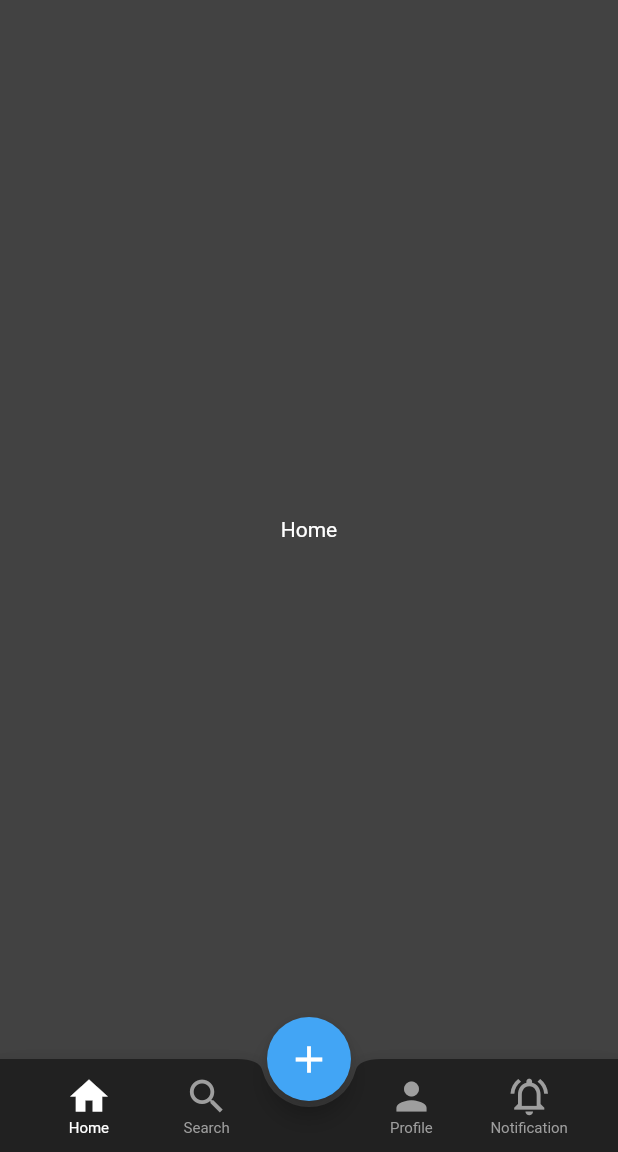
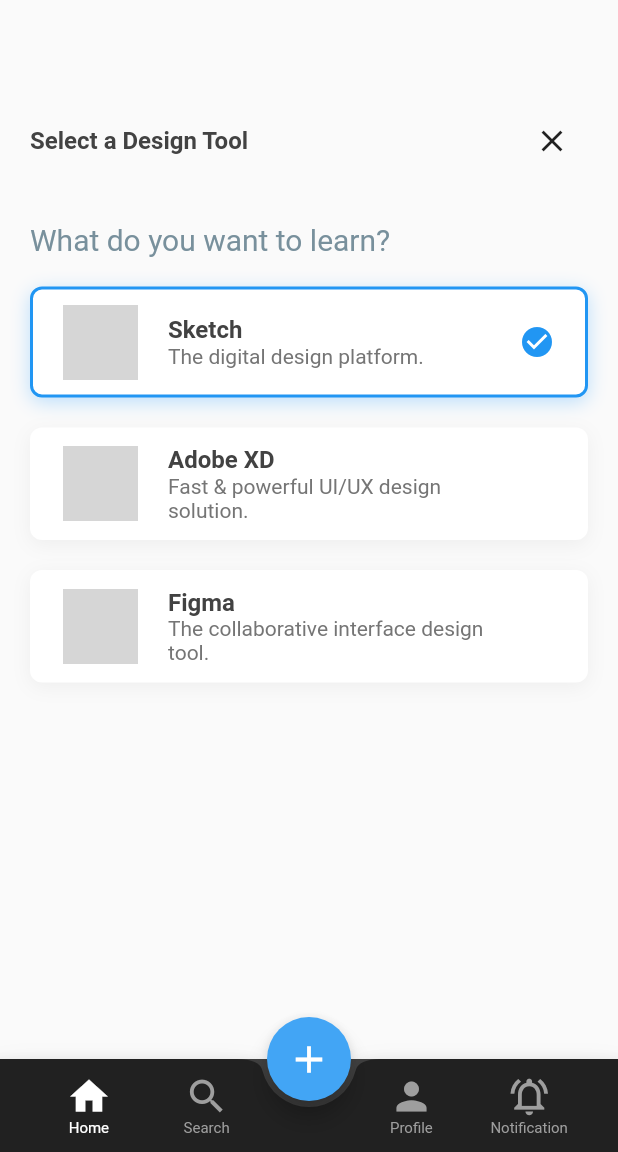
Before and after one commit to erpambudi/custom_bottom_navbar, a Flutter app: the screen it shows after launch, on a phone screen of 412 x 824 dp, the part 84-1236 px from its top. Run offline on Flutter 3.47's test engine with Material 2 defaults, Android fonts, the phone set to English and light mode, and no system bars; our stand-ins replace animate_do; network calls fail; grey boxes are pictures that could not be loaded.

Commit message:
initial commit

```diff
--- /dev/null
+++ b/lib/home_page.dart
@@ -0,0 +1,169 @@
+import 'package:animate_do/animate_do.dart';
+import 'package:flutter/material.dart';
+
+class HomePage extends StatefulWidget {
+  const HomePage({Key? key}) : super(key: key);
+
+  @override
+  _HomePageState createState() => _HomePageState();
+}
+
+class _HomePageState extends State<HomePage> {
+  int selectedTool = 0;
+
+  List<dynamic> tools = [
+    {
+      'image': 'https://cdn-icons-png.flaticon.com/128/732/732244.png',
+      'selected_image': 'https://cdn-icons-png.flaticon.com/128/732/732244.png',
+      'name': 'Sketch',
+      'description': 'The digital design platform.',
+    },
+    {
+      'image': 'https://img.icons8.com/color/2x/adobe-xd.png',
+      'selected_image': 'https://img.icons8.com/color/2x/adobe-xd--v2.gif',
+      'name': 'Adobe XD',
+      'description': 'Fast & powerful UI/UX design solution.',
+    },
+    {
+      'image': 'https://img.icons8.com/color/2x/figma.png',
+      'selected_image': 'https://img.icons8.com/color/2x/figma--v2.gif',
+      'name': 'Figma',
+      'description': 'The collaborative interface design tool.',
+    }
+  ];
+
+  @override
+  Widget build(BuildContext context) {
+    return Scaffold(
+      body: Container(
+        padding: EdgeInsets.all(20),
+        child: SingleChildScrollView(
+          child: Column(
+            crossAxisAlignment: CrossAxisAlignment.start,
+            children: [
+              SizedBox(
+                height: 50,
+              ),
+              FadeInDown(
+                from: 30,
+                child: Row(
+                  mainAxisAlignment: MainAxisAlignment.spaceBetween,
+                  children: [
+                    Text(
+                      "Select a Design Tool",
+                      style: TextStyle(
+                          fontSize: 16,
+                          color: Colors.grey.shade800,
+                          fontWeight: FontWeight.bold),
+                    ),
+                    IconButton(onPressed: () {}, icon: Icon(Icons.close))
+                  ],
+                ),
+              ),
+              SizedBox(
+                height: 30,
+              ),
+              FadeInDown(
+                from: 50,
+                child: Text(
+                  "What do you want to learn?",
+                  style:
+                      TextStyle(color: Colors.blueGrey.shade400, fontSize: 20),
+                ),
+              ),
+              SizedBox(
+                height: 20,
+              ),
+              Container(
+                height: MediaQuery.of(context).size.height * 0.5,
+                child: ListView.builder(
+                  itemCount: tools.length,
+                  itemBuilder: (context, index) {
+                    return GestureDetector(
+                      onTap: () {
+                        setState(() {
+                          selectedTool = index;
+                        });
+                      },
+                      child: FadeInUp(
+                        delay: Duration(milliseconds: index * 100),
+                        child: AnimatedContainer(
+                          padding: EdgeInsets.symmetric(
+                              horizontal: 20, vertical: 10),
+                          margin: EdgeInsets.only(bottom: 20),
+                          duration: Duration(milliseconds: 500),
+                          decoration: BoxDecoration(
+                              color: Colors.white,
+                              borderRadius: BorderRadius.circular(8),
+                              border: Border.all(
+                                  color: selectedTool == index
+                                      ? Colors.blue
+                                      : Colors.white.withOpacity(0),
+                                  width: 2),
+                              boxShadow: [
+                                selectedTool == index
+                                    ? BoxShadow(
+                                        color: Colors.blue.shade100,
+                                        offset: Offset(0, 3),
+                                        blurRadius: 10)
+                                    : BoxShadow(
+                                        color: Colors.grey.shade200,
+                                        offset: Offset(0, 3),
+                                        blurRadius: 10)
+                              ]),
+                          child: Row(
+                            children: [
+                              selectedTool == index
+                                  ? Image.network(
+                                      tools[index]['selected_image'],
+                                      width: 50,
+                                    )
+                                  : Image.network(
+                                      tools[index]['image'],
+                                      width: 50,
+                                    ),
+                              SizedBox(
+                                width: 20,
+                              ),
+                              Expanded(
+                                child: Column(
+                                  crossAxisAlignment: CrossAxisAlignment.start,
+                                  children: [
+                                    Text(
+                                      tools[index]['name'],
+                                      style: TextStyle(
+                                          color: Colors.grey.shade800,
+                                          fontSize: 16,
+                                          fontWeight: FontWeight.bold),
+                                    ),
+                                    Text(
+                                      tools[index]['description'],
+                                      style: TextStyle(
+                                        color: Colors.grey.shade600,
+                                        fontSize: 14,
+                                      ),
+                                    )
+                                  ],
+                                ),
+                              ),
+                              Icon(
+                                Icons.check_circle,
+                                color: selectedTool == index
+                                    ? Colors.blue
+                                    : Colors.white,
+                              )
+                            ],
+                          ),
+                        ),
+                      ),
+                    );
+                  },
+                ),
+              )
+            ],
+          ),
+        ),
+      ),
+    );
+  }
+}
--- a/lib/main.dart
+++ b/lib/main.dart
@@ -1,3 +1,4 @@
+import 'package:custom_bottom_navbar/home_page.dart';
 import 'package:flutter/material.dart';
 
 void main() {
@@ -28,7 +29,7 @@
 
 class _CustomBottomNavigationBarState extends State<CustomBottomNavigationBar> {
   List<Widget> tabs = [
-    Center(child: Text("Home", style: TextStyle(color: Colors.white))),
+    HomePage(),
     Center(child: Text("Search", style: TextStyle(color: Colors.white))),
     Center(child: Text("Profile", style: TextStyle(color: Colors.white))),
     Center(child: Text("Notification", style: TextStyle(color: Colors.white))),
```
Also changed, not shown: pubspec.yaml (+3 -12 lines), pubspec.lock.
